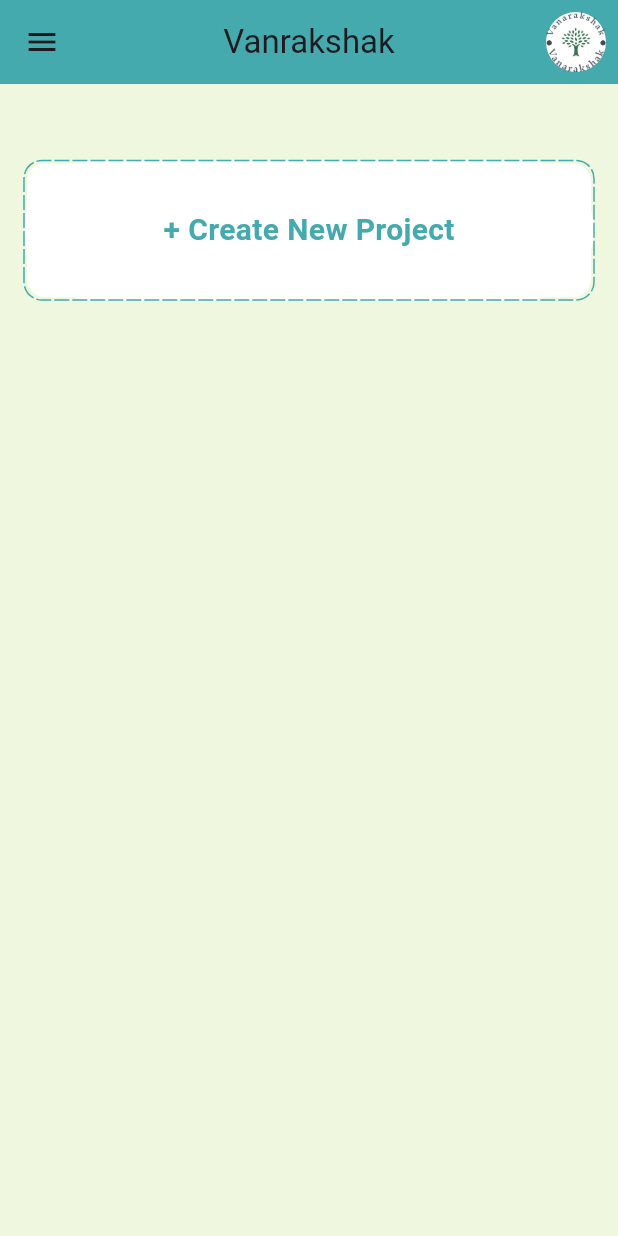
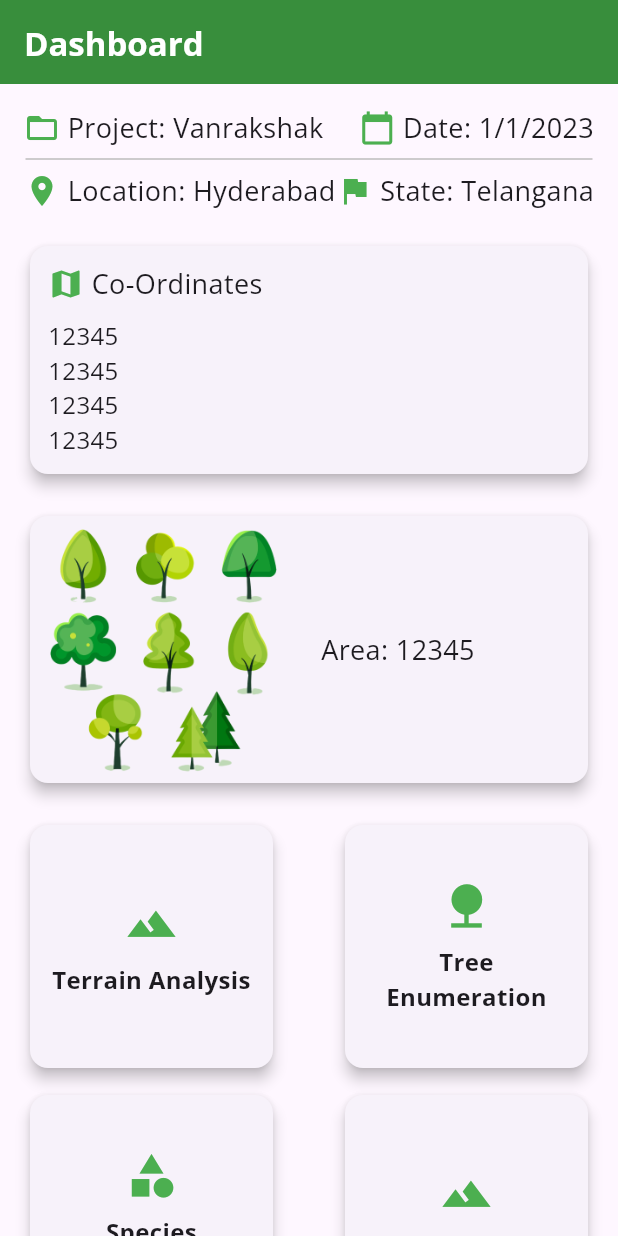
Before and after one commit to vedanthire14/Vanrakshak-SIH-, a Flutter app: the screen it shows once a user with an empty profile is signed in, on a phone screen of 412 x 824 dp. Run offline on Flutter 3.47's test engine with Material 3 defaults, Android fonts, the phone set to English and light mode, and no system bars; drawn by our look-alikes of dotted_border; our stand-ins replace cloud_firestore, firebase_auth, firebase_core, flutter_speed_dial, google_fonts, google_maps_flutter; missing offline and left inert: feature_discovery, maps_toolkit; accounts and stored records are empty.

Commit message:
Not impressed

```diff
--- a/lib/main.dart
+++ b/lib/main.dart
@@ -10,6 +10,7 @@ import 'package:vanrakshak/resources/projectScreens/enumerationScreenData.dart';
 import 'package:vanrakshak/resources/projectScreens/mappingScreenData.dart';
 import 'package:vanrakshak/screens/introSlider/introSlider.dart';
 import 'package:vanrakshak/screens/mainScreens/mainScreen.dart';
+import 'package:vanrakshak/screens/projectScreens/dashboardScreen.dart';
 import 'firebase_options.dart';
 
 void main() async {
@@ -50,7 +51,7 @@ class MyApp extends StatelessWidget {
             stream: FirebaseAuth.instance.authStateChanges(),
             builder: (context, userSnp) {
               if (userSnp.hasData) {
-                return const MainScreen();
+                return const DashBoardScreen();
               }
               return MyLiquidSwipe();
             },
--- /dev/null
+++ b/lib/screens/projectScreens/dashboardScreen.dart
@@ -0,0 +1,237 @@
+import 'package:flutter/material.dart';
+import 'package:google_fonts/google_fonts.dart';
+import 'package:vanrakshak/screens/mainScreens/mainScreen.dart';
+
+class DashBoardScreen extends StatefulWidget {
+  const DashBoardScreen({super.key});
+
+  @override
+  State<DashBoardScreen> createState() => _DashBoardScreenState();
+}
+
+class _DashBoardScreenState extends State<DashBoardScreen> {
+  final String predefinedProjectName = "Vanrakshak";
+  final String predefinedLocation = "Hyderabad";
+  final String predefinedState = "Telangana";
+  final String areaOfMarkedRegion = "12345";
+  final List<String> polygonCoordinates = ["12345", "12345", "12345", "12345"];
+
+  @override
+  Widget build(BuildContext context) {
+    return Scaffold(
+      appBar: AppBar(
+        title: Text(
+          "Dashboard",
+          style: GoogleFonts.openSans(
+              color: Colors.white, fontWeight: FontWeight.bold),
+        ),
+        backgroundColor: Colors.green[700],
+      ),
+      body: SingleChildScrollView(
+        child: Padding(
+          padding: EdgeInsets.all(16.0),
+          child: Column(
+            crossAxisAlignment: CrossAxisAlignment.start,
+            children: [
+              _buildProjectDetailRow(),
+              _buildDivider(),
+              _buildLocationDetailRow(),
+              SizedBox(height: 20),
+              _buildCoordinatesCard(),
+              SizedBox(height: 20),
+              _buildAreaCard(),
+              SizedBox(height: 20),
+              _buildFeatureCards(),
+            ],
+          ),
+        ),
+      ),
+    );
+  }
+
+  Widget _buildProjectDetailRow() {
+    return Row(
+      mainAxisAlignment: MainAxisAlignment.spaceBetween,
+      children: [
+        _buildDetailText("Project: $predefinedProjectName", Icons.folder_open),
+        _buildDetailText("Date: 1/1/2023", Icons.calendar_today),
+      ],
+    );
+  }
+
+  Widget _buildLocationDetailRow() {
+    return Row(
+      mainAxisAlignment: MainAxisAlignment.spaceBetween,
+      children: [
+        _buildDetailText("Location: $predefinedLocation", Icons.location_on),
+        _buildDetailText("State: $predefinedState", Icons.flag),
+      ],
+    );
+  }
+
+  Widget _buildDetailText(String text, IconData icon) {
+    return Row(
+      children: [
+        Icon(icon, color: Colors.green),
+        SizedBox(width: 5),
+        Text(text, style: GoogleFonts.openSans(fontSize: 18)),
+      ],
+    );
+  }
+
+  Widget _buildDivider() {
+    return Divider(
+      thickness: 1,
+      color: Colors.grey[400],
+      indent: 1,
+      endIndent: 1,
+    );
+  }
+
+  Widget _buildCoordinatesCard() {
+    return Card(
+      elevation: 4,
+      child: Padding(
+        padding: EdgeInsets.all(12.0),
+        child: Column(
+          crossAxisAlignment: CrossAxisAlignment.start,
+          children: [
+            _buildDetailText("Co-Ordinates", Icons.map),
+            SizedBox(height: 10),
+            ...polygonCoordinates
+                .map((coordinate) => Text(
+                      coordinate,
+                      style: GoogleFonts.openSans(fontSize: 16),
+                    ))
+                .toList(),
+          ],
+        ),
+      ),
+    );
+  }
+
+  Widget _buildAreaCard() {
+    return Card(
+      elevation: 4,
+      child: Row(
+        children: [
+          Expanded(
+            child: Image.asset('assets/project/projectTile50.png',
+                fit: BoxFit.cover), // Placeholder for your image
+          ),
+          VerticalDivider(
+            thickness: 1,
+            color: Colors.grey[400],
+          ),
+          Expanded(
+            child: Text(
+              "Area: $areaOfMarkedRegion",
+              style: GoogleFonts.openSans(fontSize: 18),
+            ),
+          ),
+        ],
+      ),
+    );
+  }
+
+  Widget _buildFeatureCards() {
+    return LayoutBuilder(
+      builder: (context, constraints) {
+        return GridView.count(
+          shrinkWrap: true,
+          physics:
+              NeverScrollableScrollPhysics(), // to disable GridView's own scrolling
+          crossAxisCount: 2, // number of cards per row
+          crossAxisSpacing: 40,
+          mainAxisSpacing: 10,
+          children: [
+            FeatureCard(
+              title: 'Terrain Analysis',
+              icon: Icons.terrain,
+              onTap: () => {
+                Navigator.push(
+                  context,
+                  MaterialPageRoute(
+                    builder: (context) => MainScreen(),
+                  ),
+                )
+              },
+            ),
+            FeatureCard(
+              title: 'Tree Enumeration',
+              icon: Icons.nature,
+              onTap: () => {},
+            ),
+            FeatureCard(
+              title: 'Species Classification',
+              icon: Icons.category,
+              onTap: () => {},
+            ),
+            FeatureCard(
+              title: 'Soil Analysis',
+              icon: Icons.landscape,
+              onTap: () {},
+            ),
+            FeatureCard(
+              title: 'Reallocation Suggestions',
+              icon: Icons.compare_arrows,
+              onTap: () {},
+            ),
+          ],
+        );
+      },
+    );
+  }
+
+  void _navigateTo(String pageName) {
+    // Implement navigation logic here
+    print('Navigating to $pageName');
+  }
+}
+
+class FeatureCard extends StatelessWidget {
+  final String title;
+  final IconData icon;
+  final VoidCallback onTap;
+
+  const FeatureCard({
+    Key? key,
+    required this.title,
+    required this.icon,
+    required this.onTap,
+  }) : super(key: key);
+
+  @override
+  Widget build(BuildContext context) {
+    return Card(
+      elevation: 4,
+      child: InkWell(
+        onTap: onTap,
+        child: Container(
+          constraints: BoxConstraints(
+            // Set maximum width and height for the card
+            maxWidth: 120,
+            maxHeight: 120,
+          ),
+          child: Padding(
+            padding: const EdgeInsets.all(8.0),
+            child: Column(
+              mainAxisSize: MainAxisSize.min,
+              mainAxisAlignment: MainAxisAlignment.center,
+              children: [
+                Icon(icon, size: 35, color: Colors.green),
+                SizedBox(height: 8),
+                Text(
+                  title,
+                  textAlign: TextAlign.center,
+                  style: GoogleFonts.openSans(
+                      fontSize: 16, fontWeight: FontWeight.bold),
+                ),
+              ],
+            ),
+          ),
+        ),
+      ),
+    );
+  }
+}
--- a/pubspec.yaml
+++ b/pubspec.yaml
@@ -46,6 +46,7 @@ dependencies:
   flutter_speed_dial: ^7.0.0
   google_maps_flutter: ^2.5.0
   maps_toolkit: ^3.0.0
+  google_fonts: ^6.1.0
 
 dev_dependencies:
   flutter_test:
```
Also changed, not shown: pubspec.lock, 1 other file.
